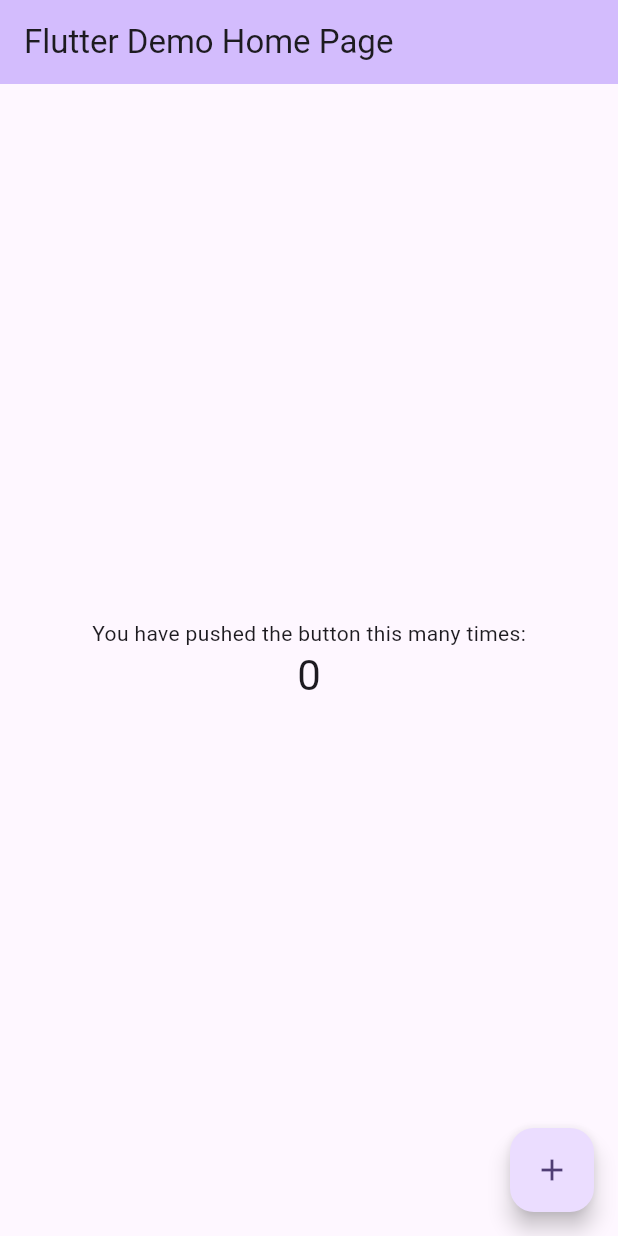
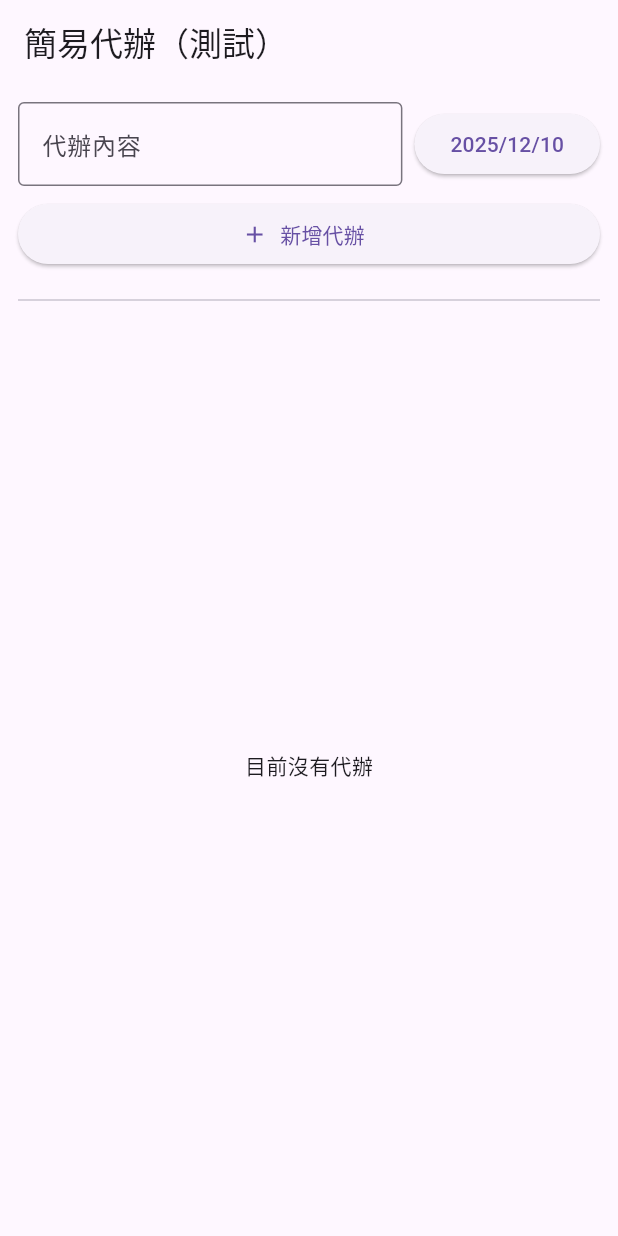
Before and after one commit to yangchi0613/STMS, a Flutter app: the screen it shows after launch, on a phone screen of 412 x 824 dp. Run offline on Flutter 3.47's test engine with Material 3 defaults, Android fonts, the phone set to English and light mode, and no system bars.

Commit message:
更新程式碼測試

```diff
--- a/STMS_app/stms_app/lib/main.dart
+++ b/STMS_app/stms_app/lib/main.dart
@@ -1,122 +1,147 @@
 import 'package:flutter/material.dart';
 
 void main() {
-  runApp(const MyApp());
+  runApp(const TodoApp());
 }
 
-class MyApp extends StatelessWidget {
-  const MyApp({super.key});
+class TodoItem {
+  final DateTime date;
+  final String text;
 
-  // This widget is the root of your application.
+  TodoItem({required this.date, required this.text});
+}
+
+class TodoApp extends StatelessWidget {
+  const TodoApp({super.key});
+
   @override
   Widget build(BuildContext context) {
     return MaterialApp(
-      title: 'Flutter Demo',
-      theme: ThemeData(
-        // This is the theme of your application.
-        //
-        // TRY THIS: Try running your application with "flutter run". You'll see
-        // the application has a purple toolbar. Then, without quitting the app,
-        // try changing the seedColor in the colorScheme below to Colors.green
-        // and then invoke "hot reload" (save your changes or press the "hot
-        // reload" button in a Flutter-supported IDE, or press "r" if you used
-        // the command line to start the app).
-        //
-        // Notice that the counter didn't reset back to zero; the application
-        // state is not lost during the reload. To reset the state, use hot
-        // restart instead.
-        //
-        // This works for code too, not just values: Most code changes can be
-        // tested with just a hot reload.
-        colorScheme: .fromSeed(seedColor: Colors.deepPurple),
-      ),
-      home: const MyHomePage(title: 'Flutter Demo Home Page'),
+      title: 'Simple Todo',
+      theme: ThemeData(primarySwatch: Colors.teal),
+      home: const TodoHomePage(),
     );
   }
 }
 
-class MyHomePage extends StatefulWidget {
-  const MyHomePage({super.key, required this.title});
-
-  // This widget is the home page of your application. It is stateful, meaning
-  // that it has a State object (defined below) that contains fields that affect
-  // how it looks.
-
-  // This class is the configuration for the state. It holds the values (in this
-  // case the title) provided by the parent (in this case the App widget) and
-  // used by the build method of the State. Fields in a Widget subclass are
-  // always marked "final".
-
-  final String title;
+class TodoHomePage extends StatefulWidget {
+  const TodoHomePage({super.key});
 
   @override
-  State<MyHomePage> createState() => _MyHomePageState();
+  State<TodoHomePage> createState() => _TodoHomePageState();
 }
 
-class _MyHomePageState extends State<MyHomePage> {
-  int _counter = 0;
+class _TodoHomePageState extends State<TodoHomePage> {
+  final TextEditingController _controller = TextEditingController();
+  DateTime _selectedDate = DateTime.now();
+  final List<TodoItem> _items = [];
 
-  void _incrementCounter() {
+  Future<void> _pickDate() async {
+    final now = DateTime.now();
+    final picked = await showDatePicker(
+      context: context,
+      initialDate: _selectedDate,
+      firstDate: DateTime(now.year - 5),
+      lastDate: DateTime(now.year + 5),
+    );
+    if (picked != null) {
+      setState(() {
+        _selectedDate = picked;
+      });
+    }
+  }
+
+  void _addTodo() {
+    final text = _controller.text.trim();
+    if (text.isEmpty) return;
     setState(() {
-      // This call to setState tells the Flutter framework that something has
-      // changed in this State, which causes it to rerun the build method below
-      // so that the display can reflect the updated values. If we changed
-      // _counter without calling setState(), then the build method would not be
-      // called again, and so nothing would appear to happen.
-      _counter++;
+      _items.add(TodoItem(date: _selectedDate, text: text));
+      _controller.clear();
+    });
+  }
+
+  void _removeTodoAt(int index) {
+    setState(() {
+      _items.removeAt(index);
     });
   }
 
   @override
   Widget build(BuildContext context) {
-    // This method is rerun every time setState is called, for instance as done
-    // by the _incrementCounter method above.
-    //
-    // The Flutter framework has been optimized to make rerunning build methods
-    // fast, so that you can just rebuild anything that needs updating rather
-    // than having to individually change instances of widgets.
     return Scaffold(
-      appBar: AppBar(
-        // TRY THIS: Try changing the color here to a specific color (to
-        // Colors.amber, perhaps?) and trigger a hot reload to see the AppBar
-        // change color while the other colors stay the same.
-        backgroundColor: Theme.of(context).colorScheme.inversePrimary,
-        // Here we take the value from the MyHomePage object that was created by
-        // the App.build method, and use it to set our appbar title.
-        title: Text(widget.title),
-      ),
-      body: Center(
-        // Center is a layout widget. It takes a single child and positions it
-        // in the middle of the parent.
+      appBar: AppBar(title: const Text('簡易代辦（測試）')),
+      body: Padding(
+        padding: const EdgeInsets.all(12.0),
         child: Column(
-          // Column is also a layout widget. It takes a list of children and
-          // arranges them vertically. By default, it sizes itself to fit its
-          // children horizontally, and tries to be as tall as its parent.
-          //
-          // Column has various properties to control how it sizes itself and
-          // how it positions its children. Here we use mainAxisAlignment to
-          // center the children vertically; the main axis here is the vertical
-          // axis because Columns are vertical (the cross axis would be
-          // horizontal).
-          //
-          // TRY THIS: Invoke "debug painting" (choose the "Toggle Debug Paint"
-          // action in the IDE, or press "p" in the console), to see the
-          // wireframe for each widget.
-          mainAxisAlignment: .center,
           children: [
-            const Text('You have pushed the button this many times:'),
-            Text(
-              '$_counter',
-              style: Theme.of(context).textTheme.headlineMedium,
+            Row(
+              children: [
+                Expanded(
+                  child: TextField(
+                    controller: _controller,
+                    decoration: const InputDecoration(
+                      labelText: '代辦內容',
+                      border: OutlineInputBorder(),
+                    ),
+                  ),
+                ),
+                const SizedBox(width: 8),
+                ElevatedButton(
+                  onPressed: _pickDate,
+                  child: Text(
+                    '${_selectedDate.year}/${_selectedDate.month}/${_selectedDate.day}',
+                  ),
+                ),
+              ],
+            ),
+            const SizedBox(height: 8),
+            Row(
+              children: [
+                Expanded(
+                  child: ElevatedButton.icon(
+                    onPressed: _addTodo,
+                    icon: const Icon(Icons.add),
+                    label: const Text('新增代辦'),
+                  ),
+                ),
+              ],
+            ),
+            const SizedBox(height: 12),
+            const Divider(),
+            Expanded(
+              child: _items.isEmpty
+                  ? const Center(child: Text('目前沒有代辦'))
+                  : ListView.separated(
+                      itemCount: _items.length,
+                      separatorBuilder: (_, __) => const Divider(),
+                      itemBuilder: (context, index) {
+                        final item = _items[index];
+                        final dateStr =
+                            '${item.date.year}/${item.date.month}/${item.date.day}';
+                        return Dismissible(
+                          key: ValueKey(item.hashCode + index),
+                          direction: DismissDirection.endToStart,
+                          background: Container(
+                            color: Colors.red,
+                            alignment: Alignment.centerRight,
+                            padding: const EdgeInsets.symmetric(horizontal: 20),
+                            child: const Icon(
+                              Icons.delete,
+                              color: Colors.white,
+                            ),
+                          ),
+                          onDismissed: (_) => _removeTodoAt(index),
+                          child: ListTile(
+                            title: Text(item.text),
+                            subtitle: Text(dateStr),
+                          ),
+                        );
+                      },
+                    ),
             ),
           ],
         ),
       ),
-      floatingActionButton: FloatingActionButton(
-        onPressed: _incrementCounter,
-        tooltip: 'Increment',
-        child: const Icon(Icons.add),
-      ),
     );
   }
 }
```
